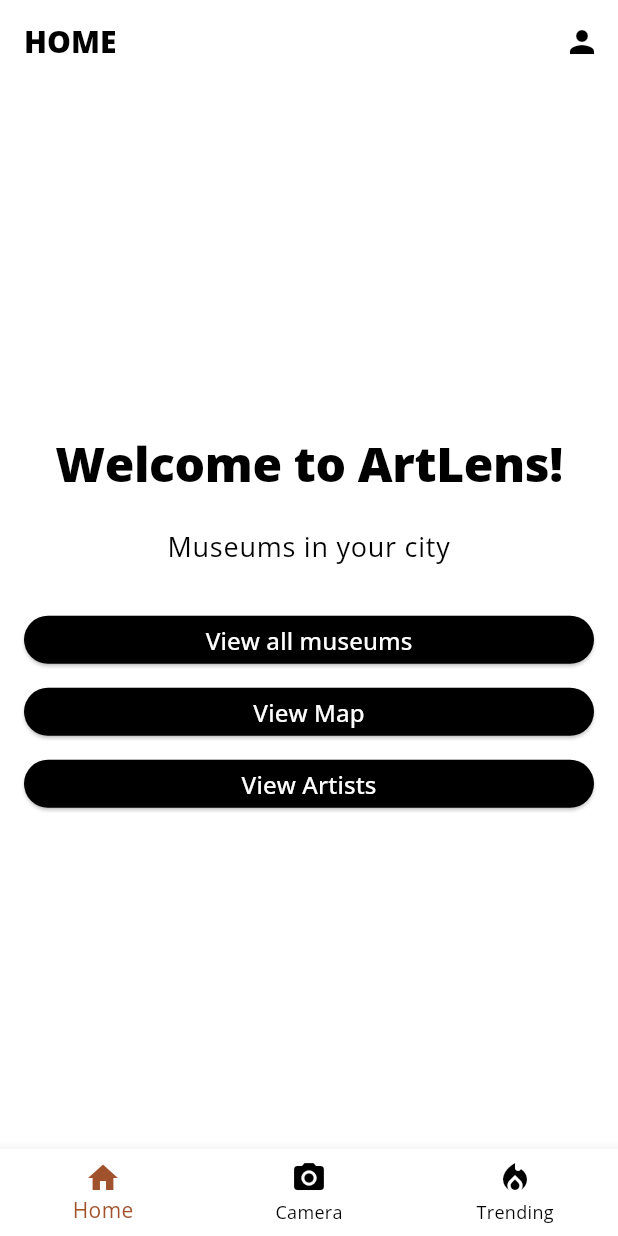
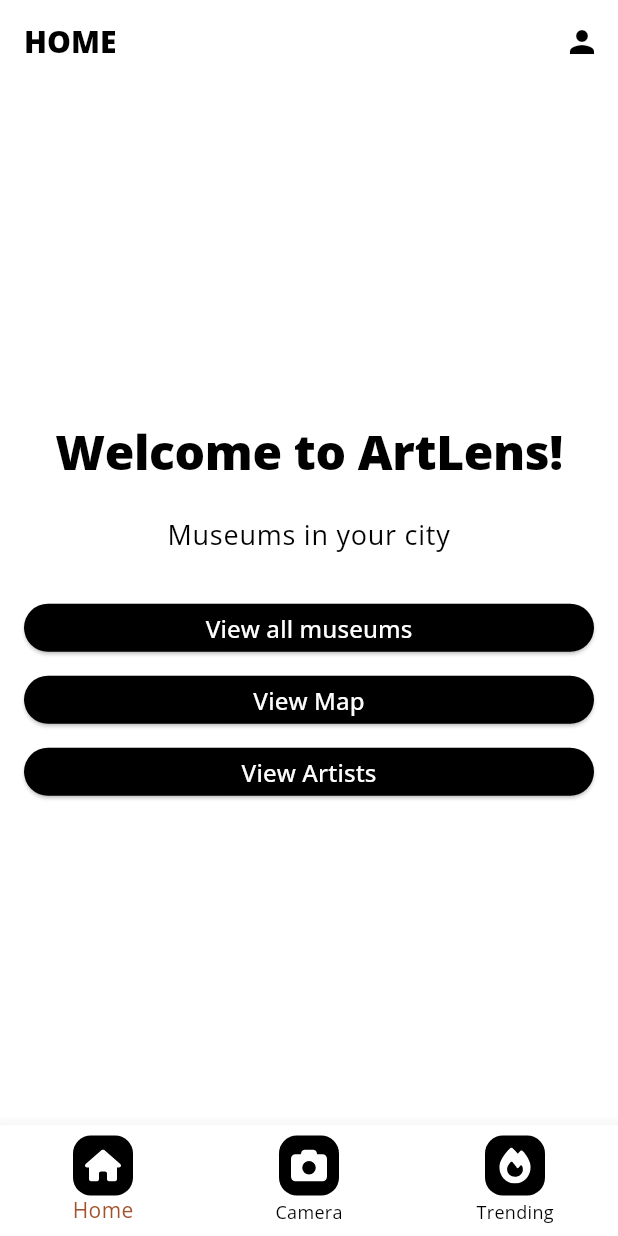
Before and after one commit to ISIS3510-202420-G33/flutter-app, a Flutter app: the HomeView screen opened directly, on a phone screen of 412 x 824 dp. Run offline on Flutter 3.47's test engine with Material 3 defaults, Android fonts, the phone set to English and light mode, and no system bars; our stand-ins replace camera, flutter_svg.

```diff
--- a/artlens/lib/main.dart
+++ b/artlens/lib/main.dart
@@ -39,10 +39,7 @@ class ArtLensApp extends StatelessWidget {
           bodyMedium: TextStyle(fontSize: 14, fontWeight: FontWeight.w400),   // Medium body text
         ),
       ),
-      home: const ArtworkView(
-          artworkName: "La Gioconda",
-          imageUrl: "https://www.arteworld.it/wp-content/uploads/2016/02/Gioconda-San-Pietroburgo.jpg"
-      ),
+      home: const HomeView(),
       debugShowCheckedModeBanner: false,
     );
   }
--- a/artlens/lib/views/home_view.dart
+++ b/artlens/lib/views/home_view.dart
@@ -1,5 +1,6 @@
 import 'package:flutter/material.dart';
 import '../widgets/custom_button.dart'; // Import the reusable custom button widget
+import 'package:artlens/widgets/custom_bottom_nav_bar.dart';
 
 class HomeView extends StatefulWidget {
   const HomeView({Key? key}) : super(key: key);
@@ -17,7 +18,7 @@ class _HomeViewState extends State<HomeView> {
       _selectedIndex = index;
       // Handle navigation based on index
       if (index == 0) {
-        // Stay on Home page
+
       } else if (index == 1) {
         // Navigate to Camera page
       } else if (index == 2) {
@@ -90,25 +91,9 @@ class _HomeViewState extends State<HomeView> {
           ],
         ),
       ),
-      bottomNavigationBar: BottomNavigationBar(
-        items: const <BottomNavigationBarItem>[
-          BottomNavigationBarItem(
-            icon: Icon(Icons.home),
-            label: 'Home',
-          ),
-          BottomNavigationBarItem(
-            icon: Icon(Icons.camera_alt),
-            label: 'Camera',
-          ),
-          BottomNavigationBarItem(
-            icon: Icon(Icons.local_fire_department),
-            label: 'Trending',
-          ),
-        ],
-        currentIndex: _selectedIndex, // Highlight the current item
-        selectedItemColor: theme.colorScheme.secondary, // Use accent color for selected item
-        unselectedItemColor: theme.colorScheme.onPrimary, // Use black for unselected items
-        onTap: _onItemTapped, // Handle tap on the items
+      bottomNavigationBar: CustomBottomNavBar(
+        selectedIndex: _selectedIndex,
+        onItemTapped: _onItemTapped,
       ),
     );
   }
--- a/artlens/pubspec.yaml
+++ b/artlens/pubspec.yaml
@@ -31,6 +31,7 @@ dependencies:
   flutter:
     sdk: flutter
   flutter_svg: ^2.0.0
+  camera: ^0.10.0
 
 
   # The following adds the Cupertino Icons font to your application.
```
Also changed, not shown: artlens/lib/views/camera_view.dart (added, +76 -0 lines), artlens/lib/widgets/custom_app_bar.dart (+11 -5 lines), artlens/lib/widgets/custom_bottom_nav_bar.dart (+14 -1 lines), artlens/pubspec.lock, 1 other file.
